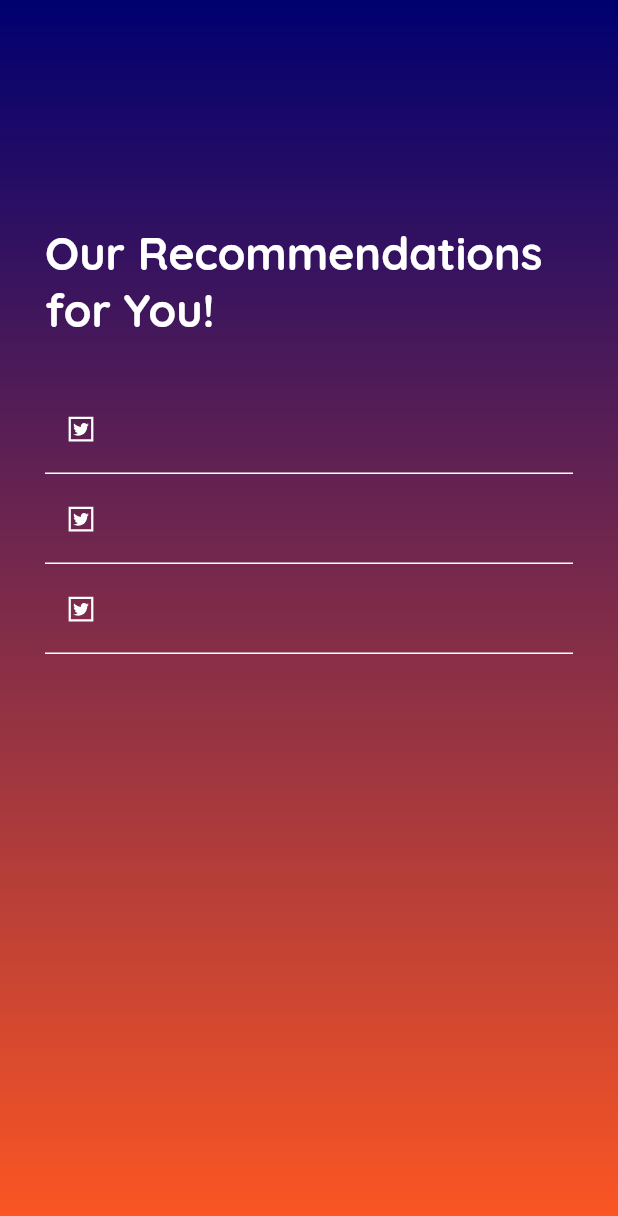
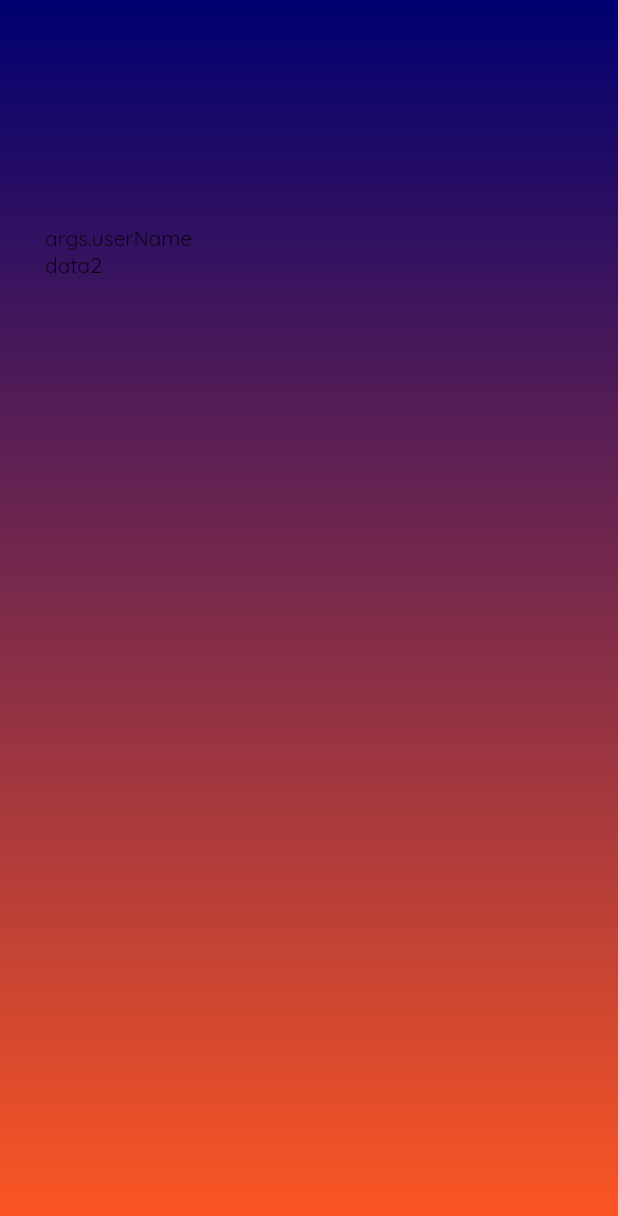
Before and after one commit to OzgeAydin982/UnifyYeni, a Flutter app: the GetRecPage screen opened by its route, on a phone screen of 412 x 824 dp. Shown: the top 1216 px of the screen. Run offline on Flutter 3.47's test engine with Material 2 defaults, Android fonts, the phone set to English and light mode, and no system bars; our stand-ins replace cloud_firestore, firebase_auth, firebase_core, firebase_messaging, line_icons; accounts and stored records are empty.

Commit message:
rec pages

```diff
--- a/lib/app.dart
+++ b/lib/app.dart
@@ -5,7 +5,6 @@ import 'package:unify_app/routing/routes.dart';
 import 'package:unify_app/routing/router.dart' as router;
 
 //import 'package:firebase_auth/firebase_auth.dart';
-
 class App extends StatelessWidget {
   @override
   Widget build(BuildContext context) {
--- a/lib/main.dart
+++ b/lib/main.dart
@@ -3,9 +3,8 @@ import 'package:flutter/services.dart';
 import 'package:unify_app/app.dart';
 import 'package:unify_app/utils/color.dart';
 import 'package:firebase_core/firebase_core.dart';
-//import 'package:dcdg/dcdg.dart';
 //import 'package:flutter_linkedin/linkedloginflutter.dart';
-
+import 'utils/globals.dart' as globals;
 void main() async {
   SystemChrome.setSystemUIOverlayStyle(SystemUiOverlayStyle(
       statusBarColor: primaryDark
--- a/lib/routing/router.dart
+++ b/lib/routing/router.dart
@@ -1,6 +1,7 @@
 import 'package:flutter/material.dart';
 
 import 'package:unify_app/routing/routes.dart';
+import 'package:unify_app/screens/RecomInt.dart';
 import 'package:unify_app/screens/home.dart';
 import 'package:unify_app/screens/landing.dart';
 import 'package:unify_app/screens/login.dart';
@@ -26,6 +27,8 @@ Route<dynamic> generateRoute(RouteSettings settings) {
       return MaterialPageRoute(builder: (context) => AuthPage());
     case GetRecViewRoute:
       return MaterialPageRoute(builder: (context) => GetRecPage());
+    case GetRecomIntViewRoute:
+      return MaterialPageRoute(builder: (context) => RecomIntPage());
     /*case resetPasswordViewRoute:
       return MaterialPageRoute(builder: (context) => ResetPasswordScreen());
     case chatDetailsViewRoute:
--- a/lib/routing/routes.dart
+++ b/lib/routing/routes.dart
@@ -10,4 +10,5 @@ const String chatDetailsViewRoute = 'chat_details';
 const String userDetailsViewRoute = 'user_details';
 const String authViewRoute = 'auth';
 const String twitterViewRoute = 'TwitterLogin';
-const String GetRecViewRoute = 'getRec';
+const String GetRecViewRoute = 'GetRec';
+const String GetRecomIntViewRoute = 'RecomInt';
--- a/lib/screens/GetRec.dart
+++ b/lib/screens/GetRec.dart
@@ -3,129 +3,15 @@ import 'package:flutter/material.dart';
 import 'package:line_icons/line_icons.dart';
 import 'package:flutter/services.dart';
 import 'package:unify_app/routing/routes.dart';
+import 'package:unify_app/screens/tabs/recommendation.dart';
 import 'package:unify_app/utils/color.dart';
 
-class GetRecPage extends StatefulWidget {
-  @override
-  _GetRecPageState createState() => _GetRecPageState();
-}
+class GetRecPage extends StatelessWidget {
+@override
+Widget build(BuildContext context) {
 
-class _GetRecPageState extends State<GetRecPage> {
-  final _formKey = GlobalKey<FormState>();
 
-  @override
-  Widget build(BuildContext context) {
-    // Change Status Bar Color
-    SystemChrome.setSystemUIOverlayStyle(
-      SystemUiOverlayStyle(statusBarColor: primaryColor),
-    );
-    final pageTitle = Column(
-      //crossAxisAlignment: CrossAxisAlignment.start,
-      children: <Widget>[
-        Text(
-          "Our Recommendations for You!",
-          style: TextStyle(
-            fontWeight: FontWeight.bold,
-            color: Colors.white,
-            fontSize: 30.0,
-          ),
-        ),
 
-      ],
-    );
-
-    final recField = TextFormField(
-      decoration: InputDecoration(
-        labelText: '',
-        labelStyle: TextStyle(color: Colors.white),
-        prefixIcon: Icon(
-          LineIcons.twitter_square,
-          color: Colors.white,
-        ),
-        enabledBorder: UnderlineInputBorder(
-          borderSide: BorderSide(color: Colors.white),
-        ),
-        focusedBorder: UnderlineInputBorder(
-          borderSide: BorderSide(color: Colors.white),
-        ),
-      ),
-      style: TextStyle(color: Colors.white),
-      cursorColor: Colors.white,
-    );
-
-    final recSecField = TextFormField(
-      decoration: InputDecoration(
-        labelText: '',
-        labelStyle: TextStyle(color: Colors.white),
-        prefixIcon: Icon(
-          LineIcons.twitter_square,
-          color: Colors.white,
-        ),
-        enabledBorder: UnderlineInputBorder(
-          borderSide: BorderSide(color: Colors.white),
-        ),
-        focusedBorder: UnderlineInputBorder(
-          borderSide: BorderSide(color: Colors.white),
-        ),
-      ),
-      style: TextStyle(color: Colors.white),
-      cursorColor: Colors.white,
-    );
-
-    final recThirdField = TextFormField(
-      decoration: InputDecoration(
-        labelText: '',
-        labelStyle: TextStyle(color: Colors.white),
-        prefixIcon: Icon(
-          LineIcons.twitter_square,
-          color: Colors.white,
-        ),
-        enabledBorder: UnderlineInputBorder(
-          borderSide: BorderSide(color: Colors.white),
-        ),
-        focusedBorder: UnderlineInputBorder(
-          borderSide: BorderSide(color: Colors.white),
-        ),
-      ),
-      style: TextStyle(color: Colors.white),
-      cursorColor: Colors.white,
-    );
-
-    final recomForm = Padding(
-      padding: EdgeInsets.only(top: 30.0),
-      child: Form(
-        key: _formKey,
-        child: Column(
-          children: <Widget>[recField, recSecField, recThirdField],
-        ),
-      ),
-    );
-
-    /*final getRecomBtn = Container(
-      margin: EdgeInsets.only(top: 40.0),
-      height: 60.0,
-      width: MediaQuery.of(context).size.width,
-      decoration: BoxDecoration(
-        borderRadius: BorderRadius.circular(7.0),
-        border: Border.all(color: Colors.white),
-        color: Colors.white,
-      ),
-      child: RaisedButton(
-        elevation: 5.0,
-        onPressed: () => Navigator.pushNamed(context, GetRecViewRoute),
-        color: Colors.white,
-        shape: new RoundedRectangleBorder(
-          borderRadius: new BorderRadius.circular(7.0),
-        ),
-        child: Text(
-          '',
-          style: TextStyle(
-            fontWeight: FontWeight.w800,
-            fontSize: 20.0,
-          ),
-        ),
-      ),
-    );*/
 
 
     return Scaffold(
@@ -138,8 +24,8 @@ class _GetRecPageState extends State<GetRecPage> {
           child: Column(
             crossAxisAlignment: CrossAxisAlignment.start,
             children: <Widget>[
-              pageTitle,
-              recomForm,
+              Text("args.userName"),
+              Text("data2"),
               //getRecomBtn,
             ],
           ),
--- a/lib/screens/tabs/profile.dart
+++ b/lib/screens/tabs/profile.dart
@@ -146,7 +146,7 @@ class ProfilePage extends StatelessWidget {
           child: Column(
             children: <Widget>[
               _buildIconTile(
-                  LineIcons.heart, primaryColor.withOpacity(0.6), 'Like Categories: Hiking, Swimming, TV Shows'),
+                  LineIcons.heart, primaryColor.withOpacity(0.6), 'Liked Interests: Hiking, Swimming, TV Shows'),
               hr,
               /*_buildIconTile(LineIcons.user_plus, primaryColor.withOpacity(0.6),
                   'Find Friends'),*/
--- /dev/null
+++ b/lib/utils/globals.dart
@@ -0,0 +1,5 @@
+library unify.globals;
+
+import 'package:unify_app/screens/tabs/recommendation.dart';
+
+UserNameInput inputdata;
```
Also changed, not shown: lib/models/RecomInt.dart (+6 -9 lines), lib/screens/RecomInt.dart (+62 -25 lines), lib/screens/tabs/recommendation.dart (+17 -3 lines).
